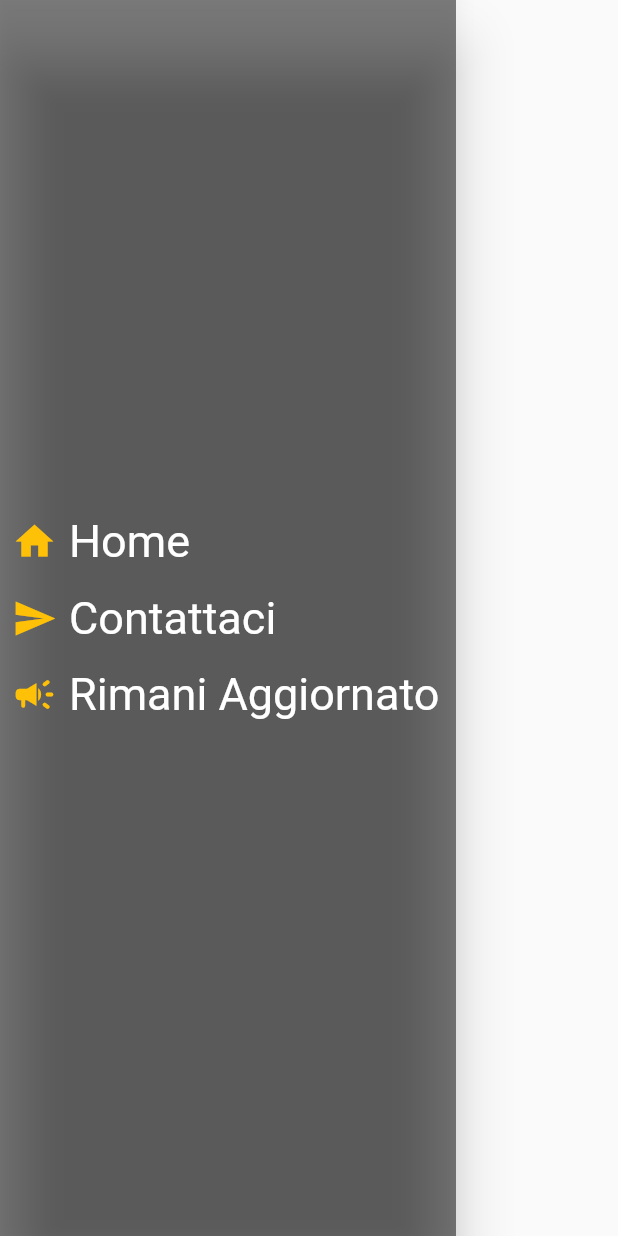
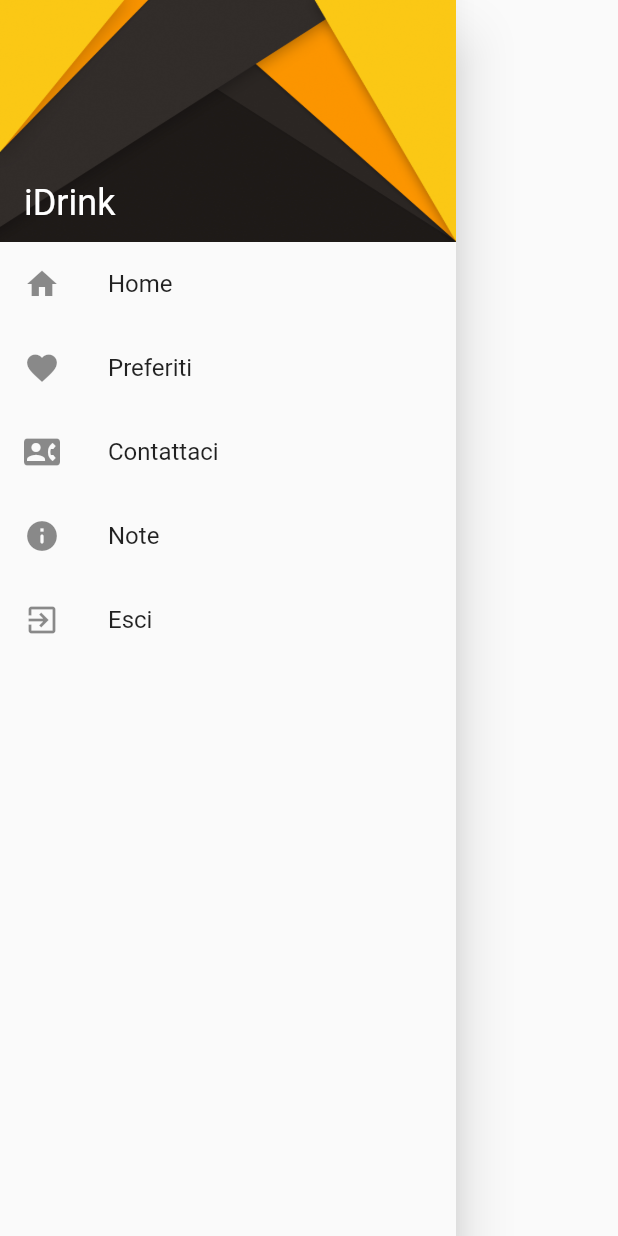
Before and after one commit to smnprc91/Drinks_App, a Flutter app: the Drawers widget shown alone on an empty page, opened directly, on a phone screen of 412 x 824 dp. Run offline on Flutter 3.47's test engine with Material 2 defaults, Android fonts, the light colour scheme and no system bars; our stand-ins replace carousel_slider, introduction_screen, rxdart, shared_preferences, simple_animations; missing offline and left inert: firebase_core_web, firebase_messaging_web, flutter_email_sender, shared_preferences_web; accounts and stored records are empty; network calls fail.

Commit message:
Sistemato il drawer e la navigazione. Aggiunto immagine di sfondo del drawer. Creato files delle rotte col nome e importato nel main.

```diff
--- a/lib/main.dart
+++ b/lib/main.dart
@@ -1,4 +1,5 @@
 import 'package:flutter/material.dart';
+import 'package:progdrinks/routes/Routes.dart';
 import 'package:progdrinks/screen/firsttime%20introduction/firstStartingPage.dart';
 import 'package:progdrinks/services/dati/load.dart';
 import 'package:progdrinks/themes/theme.dart';
@@ -19,6 +20,7 @@ class MyApp extends StatelessWidget {
     return MaterialApp(
         debugShowCheckedModeBanner: false,
         theme: myTheme,
+        routes: customRoutes,
         home: isviewed != 0 ? FirstStartingPage() : Load());
   }
 }
--- /dev/null
+++ b/lib/raccoltaWidget/DrawerItem.dart
@@ -0,0 +1,53 @@
+import 'package:flutter/material.dart';
+import 'package:flutter/services.dart';
+
+class DrawerItem extends StatefulWidget {
+  const DrawerItem(
+      {Key? key, required this.name, required this.icon, this.routeName})
+      : super(key: key);
+
+  final String name;
+  final IconData icon;
+  final String? routeName;
+
+  @override
+  _DrawerItemState createState() => _DrawerItemState();
+}
+
+class _DrawerItemState extends State<DrawerItem> {
+
+  bool _isCurrentRoute(BuildContext context) {
+    return ModalRoute.of(context)!.settings.name == widget.routeName
+           && widget.routeName != null;
+  }
+
+  bool _navigationIsAllowed(BuildContext context) {
+    return !_isCurrentRoute(context) && widget.routeName != null;
+  }
+
+  @override
+  Widget build(BuildContext context) {
+    ThemeData theme = Theme.of(context);
+
+    return ListTile(
+      title: Text(
+          widget.name,
+          style: _isCurrentRoute(context) ? TextStyle(color: theme.primaryColor) : null
+      ),
+      leading: Icon(
+          widget.icon,
+          color: _isCurrentRoute(context) ? theme.primaryColor : null
+      ),
+      onTap: () {
+        if (_navigationIsAllowed(context)) {
+          Navigator.of(context).pop();
+          Navigator.of(context).pushNamed(widget.routeName!);
+        } else {
+          if (widget.routeName == null) {
+            SystemNavigator.pop();
+          }
+        }
+      },
+    );
+  }
+}
--- /dev/null
+++ b/lib/routes/Routes.dart
@@ -0,0 +1,10 @@
+import 'package:flutter/material.dart';
+import 'package:progdrinks/screen/homepage.dart';
+import 'package:progdrinks/screen/mailform/mailform.dart';
+import 'package:progdrinks/screen/pagina%20favoriti/FavScreen.dart';
+
+Map<String, WidgetBuilder> customRoutes = <String, WidgetBuilder>{
+  HomePage.routeName: (context) => HomePage(categorie: [], drinks: []), // Todo: change this
+  EmailSender.routeName: (context) => EmailSender(),
+  FavScreen.routeName: (context) => FavScreen(),
+};
--- a/lib/screen/drawer/drawer.dart
+++ b/lib/screen/drawer/drawer.dart
@@ -1,28 +1,50 @@
 import 'package:flutter/material.dart';
-import 'package:progdrinks/raccoltaWidget/MYcontatti.dart';
-import 'package:progdrinks/raccoltaWidget/MyHome.dart';
-import 'package:progdrinks/raccoltaWidget/MyNews.dart';
-
+import 'package:progdrinks/raccoltaWidget/DrawerItem.dart';
+import 'package:progdrinks/screen/homepage.dart';
+import 'package:progdrinks/screen/mailform/mailform.dart';
+import 'package:progdrinks/screen/pagina%20favoriti/FavScreen.dart';
 
 class Drawers extends StatelessWidget {
-  const Drawers({Key? key}) : super(key: key);
+  Drawers({Key? key}) : super(key: key);
+
+  final List<DrawerItem> _drawerItems = [
+    DrawerItem(name: 'Home', icon: Icons.home, routeName: HomePage.routeName),
+    DrawerItem(name: 'Preferiti', icon: Icons.favorite, routeName: FavScreen.routeName),
+    DrawerItem(name: 'Contattaci', icon: Icons.contact_phone, routeName: EmailSender.routeName),
+    DrawerItem(name: 'Note', icon: Icons.info_rounded),
+    DrawerItem(name: 'Esci', icon: Icons.exit_to_app),
+  ];
 
   @override
   Widget build(BuildContext context) {
-    return Theme(
-      data: Theme.of(context).copyWith(
-        canvasColor: Colors.transparent.withOpacity(0.5),
-      ),
-      child: Drawer(
-        child: Container(
-          height: MediaQuery.of(context).size.height,
-          child: Column(
-            crossAxisAlignment: CrossAxisAlignment.start,
-            mainAxisAlignment: MainAxisAlignment.center,
-            children: [MyHome(), Mycontatti(), MyNews()],
-          ),
-        ),
+    return Drawer(
+      child: ListView(
+        children: [
+          _buildDrawerHeader(context),
+          ..._drawerItems
+        ],
       ),
     );
   }
+
+  DrawerHeader _buildDrawerHeader(BuildContext context) {
+    return DrawerHeader(
+        margin: EdgeInsets.zero,
+        padding: EdgeInsets.zero,
+        decoration: BoxDecoration(
+            image: DecorationImage(
+                fit: BoxFit.fill,
+                image: AssetImage('assets/drawer-bg.jpg')
+            )
+        ),
+        child: Stack(children: <Widget>[
+          Positioned(
+            bottom: 12.0,
+            left: 16.0,
+            child: Text("iDrink",
+                style: Theme.of(context).primaryTextTheme.headline5),
+          )]
+        )
+    );
+  }
 }
--- a/lib/screen/homepage.dart
+++ b/lib/screen/homepage.dart
@@ -11,6 +11,7 @@ import 'package:progdrinks/screen/drawer/drawer.dart';
 
 class HomePage extends StatefulWidget {
   HomePage({required this.categorie, required this.drinks});
+  static const String routeName = 'home';
 
   final List<Categoria> categorie;
   final List<Drink> drinks;
--- a/lib/screen/mailform/mailform.dart
+++ b/lib/screen/mailform/mailform.dart
@@ -6,6 +6,7 @@ import 'package:progdrinks/raccoltaWidget/MyBodyStyle.dart';
 
 class EmailSender extends StatefulWidget {
   const EmailSender({Key? key}) : super(key: key);
+  static const String routeName = 'contacts';
 
   @override
   _EmailSenderState createState() => _EmailSenderState();
--- a/lib/screen/pagina favoriti/FavScreen.dart
+++ b/lib/screen/pagina favoriti/FavScreen.dart
@@ -4,6 +4,7 @@ import 'package:progdrinks/bloc/blocfav.dart';
 
 class FavScreen extends StatefulWidget {
   const FavScreen({Key? key, }) : super(key: key);
+  static const String routeName = 'favourites';
 
 
   @override
--- a/lib/themes/theme.dart
+++ b/lib/themes/theme.dart
@@ -1,136 +1,158 @@
 import 'package:flutter/material.dart';
+
 final ThemeData myTheme = ThemeData(
   primarySwatch: Colors.deepOrange,
   brightness: Brightness.light,
-    primaryColor: Color( 0xffff5722 ),
+  primaryColor: Color(0xffff5722),
   primaryColorBrightness: Brightness.dark,
-    primaryColorLight: Color( 0xffffccbc ),
-    primaryColorDark: Color( 0xffe64a19 ),
-    canvasColor: Color( 0xfffafafa ),
-    scaffoldBackgroundColor: Color( 0xfffafafa ),
-    bottomAppBarColor: Color( 0xffffffff ),
-    cardColor: Color( 0xffffffff ),
-    dividerColor: Color( 0x1f000000 ),
-    highlightColor: Color( 0x66bcbcbc ),
-    splashColor: Color( 0x66c8c8c8 ),
-    selectedRowColor: Color( 0xfff5f5f5 ),
-    unselectedWidgetColor: Color( 0x8a000000 ),
-    disabledColor: Color( 0x61000000 ),
-    toggleableActiveColor: Color( 0xfff4511e ),
-    secondaryHeaderColor: Color( 0xfffbe9e7 ),
-    backgroundColor: Color( 0xffffab91 ),
-    dialogBackgroundColor: Color( 0xffffffff ),
-    indicatorColor: Color( 0xffff5722 ),
-    hintColor: Color( 0x8a000000 ),
-    errorColor: Color( 0xffd32f2f ),
+  primaryColorLight: Color(0xffffccbc),
+  primaryColorDark: Color(0xffe64a19),
+  canvasColor: Color(0xfffafafa),
+  scaffoldBackgroundColor: Color(0xfffafafa),
+  bottomAppBarColor: Color(0xffffffff),
+  cardColor: Color(0xffffffff),
+  dividerColor: Color(0x1f000000),
+  highlightColor: Color(0x66bcbcbc),
+  splashColor: Color(0x66c8c8c8),
+  selectedRowColor: Color(0xfff5f5f5),
+  unselectedWidgetColor: Color(0x8a000000),
+  disabledColor: Color(0x61000000),
+  toggleableActiveColor: Color(0xfff4511e),
+  secondaryHeaderColor: Color(0xfffbe9e7),
+  backgroundColor: Color(0xffffab91),
+  dialogBackgroundColor: Color(0xffffffff),
+  indicatorColor: Color(0xffff5722),
+  hintColor: Color(0x8a000000),
+  errorColor: Color(0xffd32f2f),
   buttonTheme: ButtonThemeData(
     textTheme: ButtonTextTheme.normal,
     minWidth: 88,
     height: 36,
-      padding: EdgeInsets.only(top:0,bottom:0,left:16, right:16),
-      shape:     RoundedRectangleBorder(
-      side: BorderSide(color: Color( 0xff000000 ), width: 0, style: BorderStyle.none, ),
+    padding: EdgeInsets.only(top: 0, bottom: 0, left: 16, right: 16),
+    shape: RoundedRectangleBorder(
+      side: BorderSide(
+        color: Color(0xff000000),
+        width: 0,
+        style: BorderStyle.none,
+      ),
       borderRadius: BorderRadius.all(Radius.circular(2.0)),
-    )
- ,
-      alignedDropdown: false ,
-      buttonColor: Color( 0xffe0e0e0 ),
-      disabledColor: Color( 0x61000000 ),
-      highlightColor: Color( 0x29000000 ),
-      splashColor: Color( 0x1f000000 ),
-      focusColor: Color( 0x1f000000 ),
-      hoverColor: Color( 0x0a000000 ),
+    ),
+    alignedDropdown: false,
+    buttonColor: Color(0xffe0e0e0),
+    disabledColor: Color(0x61000000),
+    highlightColor: Color(0x29000000),
+    splashColor: Color(0x1f000000),
+    focusColor: Color(0x1f000000),
+    hoverColor: Color(0x0a000000),
     colorScheme: ColorScheme(
-        primary: Color( 0xffff5722 ),
-        primaryVariant: Color( 0xffe64a19 ),
-        secondary: Color( 0xffff5722 ),
-        secondaryVariant: Color( 0xffe64a19 ),
-        surface: Color( 0xffffffff ),
-        background: Color( 0xffffab91 ),
-        error: Color( 0xffd32f2f ),
-        onPrimary: Color( 0xffffffff ),
-        onSecondary: Color( 0xffffffff ),
-        onSurface: Color( 0xff000000 ),
-        onBackground: Color( 0xffffffff ),
-        onError: Color( 0xffffffff ),
+      primary: Color(0xffff5722),
+      primaryVariant: Color(0xffe64a19),
+      secondary: Color(0xffff5722),
+      secondaryVariant: Color(0xffe64a19),
+      surface: Color(0xffffffff),
+      background: Color(0xffffab91),
+      error: Color(0xffd32f2f),
+      onPrimary: Color(0xffffffff),
+      onSecondary: Color(0xffffffff),
+      onSurface: Color(0xff000000),
+      onBackground: Color(0xffffffff),
+      onError: Color(0xffffffff),
       brightness: Brightness.light,
+    ),
+  ),
+  textButtonTheme: TextButtonThemeData(
+    style: ButtonStyle(
+      backgroundColor: MaterialStateProperty.resolveWith<Color?>(
+          (Set<MaterialState> states) {
+        if (states.contains(MaterialState.disabled)) return Color(0xffffffff);
+        if (states.contains(MaterialState.focused)) return Color(0xffffffff);
+        if (states.contains(MaterialState.hovered)) return Color(0xffffffff);
+        return Color(0xffffffff);
+      }),
+      foregroundColor: MaterialStateProperty.resolveWith<Color?>(
+          (Set<MaterialState> states) {
+        if (states.contains(MaterialState.disabled)) return Color(0x61000000);
+        if (states.contains(MaterialState.focused)) return Color(0x1f000000);
+        if (states.contains(MaterialState.hovered)) return Color(0x0a000000);
+        return Color(0xffe0e0e0);
+      }),
     ),
   ),
   textTheme: TextTheme(
     headline1: TextStyle(
-      color: Color( 0x8a000000 ),
-      fontSize: null,
+      color: Color(0x8a000000),
+      fontSize: 96,
       fontWeight: FontWeight.w400,
       fontStyle: FontStyle.normal,
     ),
     headline2: TextStyle(
-      color: Color( 0x8a000000 ),
-      fontSize: null,
+      color: Color(0x8a000000),
+      fontSize: 60,
       fontWeight: FontWeight.w400,
       fontStyle: FontStyle.normal,
     ),
     headline3: TextStyle(
-      color: Color( 0x8a000000 ),
-      fontSize: null,
+      color: Color(0x8a000000),
+      fontSize: 48,
       fontWeight: FontWeight.w400,
       fontStyle: FontStyle.normal,
     ),
     headline4: TextStyle(
-      color: Color( 0x8a000000 ),
-      fontSize: null,
+      color: Color(0x8a000000),
+      fontSize: 34,
       fontWeight: FontWeight.w400,
       fontStyle: FontStyle.normal,
     ),
     headline5: TextStyle(
-      color: Color( 0xdd000000 ),
-      fontSize: null,
+      color: Color(0xdd000000),
+      fontSize: 24,
       fontWeight: FontWeight.w400,
       fontStyle: FontStyle.normal,
     ),
     headline6: TextStyle(
-      color: Color( 0xdd000000 ),
-      fontSize: null,
+      color: Color(0xdd000000),
+      fontSize: 20,
       fontWeight: FontWeight.w400,
       fontStyle: FontStyle.normal,
     ),
     subtitle1: TextStyle(
-      color: Color( 0xdd000000 ),
-      fontSize: null,
+      color: Color(0xdd000000),
+      fontSize: 16,
       fontWeight: FontWeight.w400,
       fontStyle: FontStyle.normal,
     ),
     bodyText2: TextStyle(
-      color: Color( 0xdd000000 ),
-      fontSize: null,
+      color: Color(0xdd000000),
+      fontSize: 14,
       fontWeight: FontWeight.w400,
       fontStyle: FontStyle.normal,
     ),
     bodyText1: TextStyle(
-      color: Color( 0xdd000000 ),
-      fontSize: null,
+      color: Color(0xdd000000),
+      fontSize: 16,
       fontWeight: FontWeight.w400,
       fontStyle: FontStyle.normal,
     ),
     caption: TextStyle(
-      color: Color( 0x8a000000 ),
+      color: Color(0x8a000000),
       fontSize: null,
       fontWeight: FontWeight.w400,
       fontStyle: FontStyle.normal,
     ),
     button: TextStyle(
-      color: Color( 0xdd000000 ),
+      color: Color(0xdd000000),
       fontSize: null,
       fontWeight: FontWeight.w400,
       fontStyle: FontStyle.normal,
     ),
     subtitle2: TextStyle(
-      color: Color( 0xff000000 ),
-      fontSize: null,
+      color: Color(0xff000000),
+      fontSize: 14,
       fontWeight: FontWeight.w400,
       fontStyle: FontStyle.normal,
     ),
     overline: TextStyle(
-      color: Color( 0xff000000 ),
+      color: Color(0xff000000),
       fontSize: null,
       fontWeight: FontWeight.w400,
       fontStyle: FontStyle.normal,
@@ -138,165 +160,190 @@
   ),
   primaryTextTheme: TextTheme(
     headline1: TextStyle(
-      color: Color( 0xb3ffffff ),
-      fontSize: null,
+      color: Color(0xb3ffffff),
+      fontSize: 96,
       fontWeight: FontWeight.w400,
       fontStyle: FontStyle.normal,
     ),
     headline2: TextStyle(
-      color: Color( 0xb3ffffff ),
-      fontSize: null,
+      color: Color(0xb3ffffff),
+      fontSize: 60,
       fontWeight: FontWeight.w400,
       fontStyle: FontStyle.normal,
     ),
     headline3: TextStyle(
-      color: Color( 0xb3ffffff ),
-      fontSize: null,
+      color: Color(0xb3ffffff),
+      fontSize: 48,
       fontWeight: FontWeight.w400,
       fontStyle: FontStyle.normal,
     ),
     headline4: TextStyle(
-      color: Color( 0xb3ffffff ),
-      fontSize: null,
+      color: Color(0xb3ffffff),
+      fontSize: 34,
       fontWeight: FontWeight.w400,
       fontStyle: FontStyle.normal,
     ),
     headline5: TextStyle(
-      color: Color( 0xffffffff ),
-      fontSize: null,
+      color: Color(0xffffffff),
+      fontSize: 24,
       fontWeight: FontWeight.w400,
       fontStyle: FontStyle.normal,
     ),
     headline6: TextStyle(
-      color: Color( 0xffffffff ),
-      fontSize: null,
+      color: Color(0xffffffff),
+      fontSize: 20,
       fontWeight: FontWeight.w400,
       fontStyle: FontStyle.normal,
     ),
     subtitle1: TextStyle(
-      color: Color( 0xffffffff ),
-      fontSize: null,
+      color: Color(0xffffffff),
+      fontSize: 16,
       fontWeight: FontWeight.w400,
       fontStyle: FontStyle.normal,
     ),
     bodyText2: TextStyle(
-      color: Color( 0xffffffff ),
-      fontSize: null,
+      color: Color(0xffffffff),
+      fontSize: 14,
       fontWeight: FontWeight.w400,
       fontStyle: FontStyle.normal,
     ),
     bodyText1: TextStyle(
-      color: Color( 0xffffffff ),
-      fontSize: null,
+      color: Color(0xffffffff),
+      fontSize: 16,
       fontWeight: FontWeight.w400,
       fontStyle: FontStyle.normal,
     ),
     caption: TextStyle(
-      color: Color( 0xb3ffffff ),
+      color: Color(0xb3ffffff),
       fontSize: null,
       fontWeight: FontWeight.w400,
       fontStyle: FontStyle.normal,
     ),
     button: TextStyle(
-      color: Color( 0xffffffff ),
+      color: Color(0xffffffff),
       fontSize: null,
       fontWeight: FontWeight.w400,
       fontStyle: FontStyle.normal,
     ),
     subtitle2: TextStyle(
-      color: Color( 0xffffffff ),
-      fontSize: null,
+      color: Color(0xffffffff),
+      fontSize: 14,
       fontWeight: FontWeight.w400,
       fontStyle: FontStyle.normal,
     ),
     overline: TextStyle(
-      color: Color( 0xffffffff ),
+      color: Color(0xffffffff),
       fontSize: null,
       fontWeight: FontWeight.w400,
       fontStyle: FontStyle.normal,
     ),
   ),
-    inputDecorationTheme:   InputDecorationTheme(
+  inputDecorationTheme: InputDecorationTheme(
     labelStyle: TextStyle(
-      color: Color( 0xdd000000 ),
+      color: Color(0xdd000000),
       fontSize: null,
       fontWeight: FontWeight.w400,
       fontStyle: FontStyle.normal,
     ),
     helperStyle: TextStyle(
-      color: Color( 0xdd000000 ),
+      color: Color(0xdd000000),
       fontSize: null,
       fontWeight: FontWeight.w400,
       fontStyle: FontStyle.normal,
     ),
     hintStyle: TextStyle(
-      color: Color( 0xdd000000 ),
+      color: Color(0xdd000000),
       fontSize: null,
       fontWeight: FontWeight.w400,
       fontStyle: FontStyle.normal,
     ),
     errorStyle: TextStyle(
-      color: Color( 0xdd000000 ),
+      color: Color(0xdd000000),
       fontSize: null,
       fontWeight: FontWeight.w400,
       fontStyle: FontStyle.normal,
     ),
     errorMaxLines: null,
     isDense: false,
-    contentPadding: EdgeInsets.only(top:12,bottom:12,left:0, right:0),
-    isCollapsed : false,
+    contentPadding: EdgeInsets.only(top: 12, bottom: 12, left: 0, right: 0),
+    isCollapsed: false,
     prefixStyle: TextStyle(
-      color: Color( 0xdd000000 ),
+      color: Color(0xdd000000),
       fontSize: null,
       fontWeight: FontWeight.w400,
       fontStyle: FontStyle.normal,
     ),
     suffixStyle: TextStyle(
-      color: Color( 0xdd000000 ),
+      color: Color(0xdd000000),
       fontSize: null,
       fontWeight: FontWeight.w400,
       fontStyle: FontStyle.normal,
     ),
     counterStyle: TextStyle(
-      color: Color( 0xdd000000 ),
+      color: Color(0xdd000000),
       fontSize: null,
       fontWeight: FontWeight.w400,
       fontStyle: FontStyle.normal,
     ),
     filled: false,
-    fillColor: Color( 0x00000000 ), floatingLabelBehavior: FloatingLabelBehavior.auto,
+    fillColor: Color(0x00000000),
+    floatingLabelBehavior: FloatingLabelBehavior.auto,
     errorBorder: UnderlineInputBorder(
-      borderSide: BorderSide(color: Color( 0xff000000 ), width: 1, style: BorderStyle.solid, ),
+      borderSide: BorderSide(
+        color: Color(0xff000000),
+        width: 1,
+        style: BorderStyle.solid,
+      ),
       borderRadius: BorderRadius.all(Radius.circular(4.0)),
     ),
     focusedBorder: UnderlineInputBorder(
-      borderSide: BorderSide(color: Color( 0xff000000 ), width: 1, style: BorderStyle.solid, ),
+      borderSide: BorderSide(
+        color: Color(0xff000000),
+        width: 1,
+        style: BorderStyle.solid,
+      ),
       borderRadius: BorderRadius.all(Radius.circular(4.0)),
     ),
     focusedErrorBorder: UnderlineInputBorder(
-      borderSide: BorderSide(color: Color( 0xff000000 ), width: 1, style: BorderStyle.solid, ),
+      borderSide: BorderSide(
+        color: Color(0xff000000),
+        width: 1,
+        style: BorderStyle.solid,
+      ),
       borderRadius: BorderRadius.all(Radius.circular(4.0)),
     ),
     disabledBorder: UnderlineInputBorder(
-      borderSide: BorderSide(color: Color( 0xff000000 ), width: 1, style: BorderStyle.solid, ),
+      borderSide: BorderSide(
+        color: Color(0xff000000),
+        width: 1,
+        style: BorderStyle.solid,
+      ),
       borderRadius: BorderRadius.all(Radius.circular(4.0)),
     ),
     enabledBorder: UnderlineInputBorder(
-      borderSide: BorderSide(color: Color( 0xff000000 ), width: 1, style: BorderStyle.solid, ),
+      borderSide: BorderSide(
+        color: Color(0xff000000),
+        width: 1,
+        style: BorderStyle.solid,
+      ),
       borderRadius: BorderRadius.all(Radius.circular(4.0)),
     ),
     border: UnderlineInputBorder(
-      borderSide: BorderSide(color: Color( 0xff000000 ), width: 1, style: BorderStyle.solid, ),
+      borderSide: BorderSide(
+        color: Color(0xff000000),
+        width: 1,
+        style: BorderStyle.solid,
+      ),
       borderRadius: BorderRadius.all(Radius.circular(4.0)),
     ),
   ),
   iconTheme: IconThemeData(
-      color: Color( 0xdd000000 ),
+    color: Color(0xdd000000),
     opacity: 1,
     size: 24,
   ),
   primaryIconTheme: IconThemeData(
-      color: Color( 0xffffffff ),
+    color: Color(0xffffffff),
     opacity: 1,
     size: 24,
   ),
@@ -317,7 +364,7 @@
     valueIndicatorShape: null,
     showValueIndicator: null,
     valueIndicatorTextStyle: TextStyle(
-      color: Color( 0xffffffff ),
+      color: Color(0xffffffff),
       fontSize: null,
       fontWeight: FontWeight.w400,
       fontStyle: FontStyle.normal,
@@ -325,37 +372,49 @@
   ),
   tabBarTheme: TabBarTheme(
     indicatorSize: TabBarIndicatorSize.tab,
-      labelColor: Color( 0xffffffff ),
-      unselectedLabelColor: Color( 0xb2ffffff ),
+    labelColor: Color(0xffffffff),
+    unselectedLabelColor: Color(0xb2ffffff),
   ),
   chipTheme: ChipThemeData(
-      backgroundColor: Color( 0x1f000000 ),
+    backgroundColor: Color(0x1f000000),
     brightness: Brightness.light,
-      deleteIconColor: Color( 0xde000000 ),
-      disabledColor: Color( 0x0c000000 ),
-      labelPadding: EdgeInsets.only(top:0,bottom:0,left:8, right:8),
+    deleteIconColor: Color(0xde000000),
+    disabledColor: Color(0x0c000000),
+    labelPadding: EdgeInsets.only(top: 0, bottom: 0, left: 8, right: 8),
     labelStyle: TextStyle(
-      color: Color( 0xde000000 ),
+      color: Color(0xde000000),
       fontSize: null,
       fontWeight: FontWeight.w400,
       fontStyle: FontStyle.normal,
     ),
-      padding: EdgeInsets.only(top:4,bottom:4,left:4, right:4),
+    padding: EdgeInsets.only(top: 4, bottom: 4, left: 4, right: 4),
     secondaryLabelStyle: TextStyle(
-      color: Color( 0x3d000000 ),
+      color: Color(0x3d000000),
       fontSize: null,
       fontWeight: FontWeight.w400,
       fontStyle: FontStyle.normal,
     ),
-      secondarySelectedColor: Color( 0x3dff5722 ),
-      selectedColor: Color( 0x3d000000 ),
-      shape: StadiumBorder( side: BorderSide(color: Color( 0xff000000 ), width: 0, style: BorderStyle.none, ) ),
+    secondarySelectedColor: Color(0x3dff5722),
+    selectedColor: Color(0x3d000000),
+    shape: StadiumBorder(
+        side: BorderSide(
+      color: Color(0xff000000),
+      width: 0,
+      style: BorderStyle.none,
+    )),
   ),
   dialogTheme: DialogTheme(
-      shape:     RoundedRectangleBorder(
-      side: BorderSide(color: Color( 0xff000000 ), width: 0, style: BorderStyle.none, ),
+      shape: RoundedRectangleBorder(
+    side: BorderSide(
+      color: Color(0xff000000),
+      width: 0,
+      style: BorderStyle.none,
+    ),
     borderRadius: BorderRadius.all(Radius.circular(0.0)),
-    )
-
-    ), textSelectionTheme: TextSelectionThemeData(cursorColor: Color( 0xff4285f4 ), selectionColor: Color( 0xffffab91 ), selectionHandleColor: Color( 0xffff8a65 ),),
+  )),
+  textSelectionTheme: TextSelectionThemeData(
+    cursorColor: Color(0xff4285f4),
+    selectionColor: Color(0xffffab91),
+    selectionHandleColor: Color(0xffff8a65),
+  ),
 );
--- a/pubspec.yaml
+++ b/pubspec.yaml
@@ -61,6 +61,9 @@ flutter:
   #   - images/a_dot_burr.jpeg
   #   - images/a_dot_ham.jpeg
 
+  assets:
+    - assets/
+
 
 
 
```
Also changed, not shown: assets/drawer-bg.jpg (added), 1 other file. Lines whose indentation alone changed are shown as unchanged.
